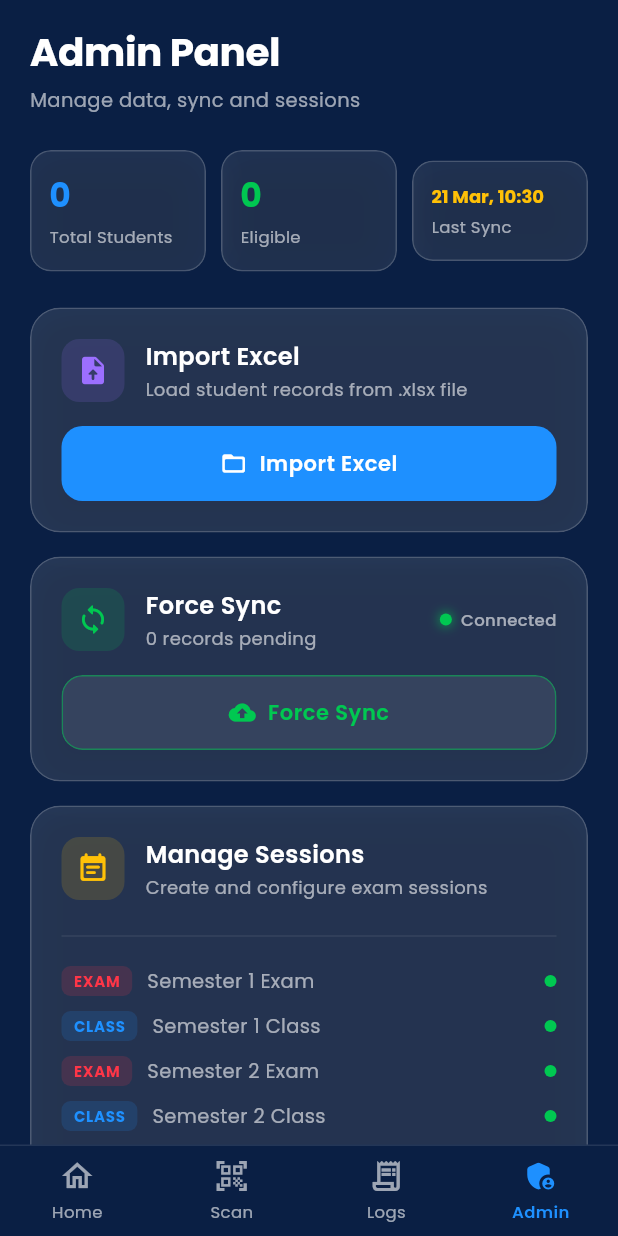
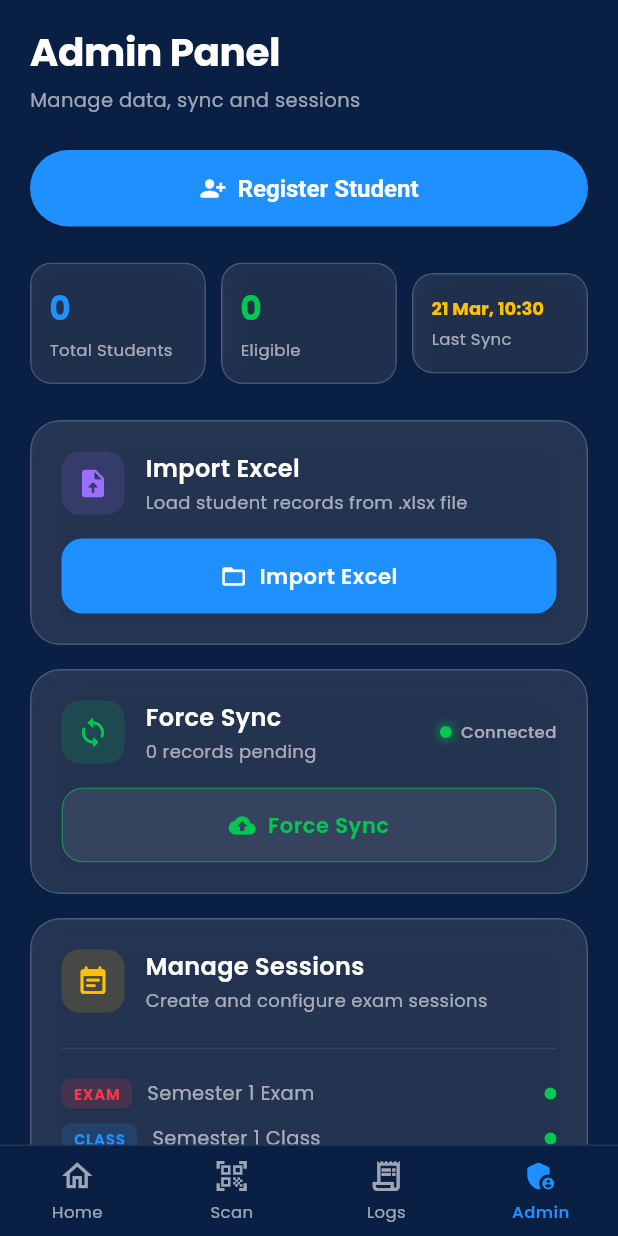
Before and after one commit to Stark-Priver/campusvibe, a Flutter app: the screen it shows after launch, item 4 of the bottom bar chosen, on a phone screen of 412 x 824 dp. Run offline on Flutter 3.47's test engine with Material 3 defaults, Android fonts, the phone set to English and light mode, and no system bars; drawn by our look-alikes of flutter_animate; our stand-ins replace connectivity_plus, file_picker, flutter_riverpod, go_router, google_fonts, isar and 3 more; missing offline and left inert: excel, mobile_scanner; accounts and stored records are empty; generated files the repository leaves out were written again.

Commit message:
update: kernel_snapshot_program.d, admin_screen.dart (+2 more) [2026-03-21 15:22:32]

```diff
--- a/pulse/lib/core/router/app_router.dart
+++ b/pulse/lib/core/router/app_router.dart
@@ -19,6 +19,7 @@ abstract final class AppRoutes {
   static const String result = '/scan/result';
   static const String logs = '/logs';
   static const String admin = '/admin';
+  static const String registerStudent = '/admin/register-student';
 }
 
 final _rootNavigatorKey = GlobalKey<NavigatorState>();
@@ -65,6 +66,10 @@ final appRouterProvider = Provider<GoRouter>((ref) {
             ),
           ),
         ],
+      ),
+      GoRoute(
+        path: AppRoutes.registerStudent,
+        builder: (context, state) => const RegisterStudentScreen(),
       ),
       GoRoute(
         path: AppRoutes.result,
--- a/pulse/lib/features/admin/admin_screen.dart
+++ b/pulse/lib/features/admin/admin_screen.dart
@@ -44,6 +44,24 @@ class AdminScreen extends ConsumerWidget {
                 style: TextStyle(
                   fontSize: 13,
                   color: AppColors.textSecondary,
+                ),
+              ),
+
+              const SizedBox(height: 24),
+
+              // Register Student button
+              SizedBox(
+                width: double.infinity,
+                child: ElevatedButton.icon(
+                  icon: const Icon(Icons.person_add_alt_1_rounded),
+                  label: const Text('Register Student'),
+                  style: ElevatedButton.styleFrom(
+                    backgroundColor: AppColors.accentBlue,
+                    foregroundColor: Colors.white,
+                    padding: const EdgeInsets.symmetric(vertical: 16),
+                    textStyle: const TextStyle(fontWeight: FontWeight.w600, fontSize: 16),
+                  ),
+                  onPressed: () => Navigator.of(context).pushNamed('/admin/register-student'),
                 ),
               ),
 
```
